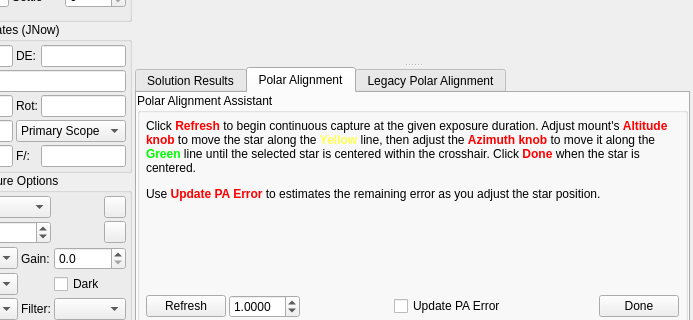
KDE/kstars, file kstars/ekos/align/align.ui: the form before one commit; both pictures show x 96 to 789 and y 180 to 500 of the 789 by 612 pixel window.
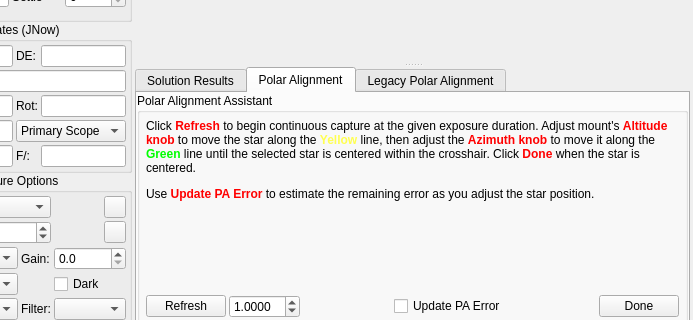
The form after the commit. The open tabs and pages were chosen to show the change. Custom widgets are drawn as their Qt base class.

Diff of the .ui file:
```diff
--- a/kstars/ekos/align/align.ui
+++ b/kstars/ekos/align/align.ui
@@ -1569,7 +1569,7 @@
                <item>
                 <widget class="QLabel" name="refreshText">
                  <property name="text">
-                  <string>&lt;html&gt;&lt;head/&gt;&lt;body&gt;&lt;p&gt;Click &lt;span style=&quot; font-weight:600; color:#ff0000;&quot;&gt;Refresh&lt;/span&gt; to begin continuous capture at the given exposure duration. Adjust mount's &lt;span style=&quot; font-weight:600; color:#ff0000;&quot;&gt;Altitude knob&lt;/span&gt; to move the star along the &lt;span style=&quot; font-weight:600; color:#ffff50;&quot;&gt;Yellow&lt;/span&gt; line, then adjust the &lt;span style=&quot; font-weight:600; color:#ff0000;&quot;&gt;Azimuth knob&lt;/span&gt; to move it along the &lt;span style=&quot; font-weight:600; color:#00ff00;&quot;&gt;Green&lt;/span&gt; line until the selected star is centered within the crosshair. Click &lt;span style=&quot; font-weight:600; color:#ff0000;&quot;&gt;Done&lt;/span&gt; when the star is centered.&lt;/p&gt;&lt;p&gt;Use &lt;span style=&quot; font-weight:600; color:#ff0000;&quot;&gt;Update PA Error&lt;/span&gt; to estimates the remaining error as you adjust the star position.&lt;/p&gt;&lt;/body&gt;&lt;/html&gt;</string>
+                  <string>&lt;html&gt;&lt;head/&gt;&lt;body&gt;&lt;p&gt;Click &lt;span style=&quot; font-weight:600; color:#ff0000;&quot;&gt;Refresh&lt;/span&gt; to begin continuous capture at the given exposure duration. Adjust mount's &lt;span style=&quot; font-weight:600; color:#ff0000;&quot;&gt;Altitude knob&lt;/span&gt; to move the star along the &lt;span style=&quot; font-weight:600; color:#ffff50;&quot;&gt;Yellow&lt;/span&gt; line, then adjust the &lt;span style=&quot; font-weight:600; color:#ff0000;&quot;&gt;Azimuth knob&lt;/span&gt; to move it along the &lt;span style=&quot; font-weight:600; color:#00ff00;&quot;&gt;Green&lt;/span&gt; line until the selected star is centered within the crosshair. Click &lt;span style=&quot; font-weight:600; color:#ff0000;&quot;&gt;Done&lt;/span&gt; when the star is centered.&lt;/p&gt;&lt;p&gt;Use &lt;span style=&quot; font-weight:600; color:#ff0000;&quot;&gt;Update PA Error&lt;/span&gt; to estimate the remaining error as you adjust the star position.&lt;/p&gt;&lt;/body&gt;&lt;/html&gt;</string>
                  </property>
                  <property name="wordWrap">
                   <bool>true</bool>
```
